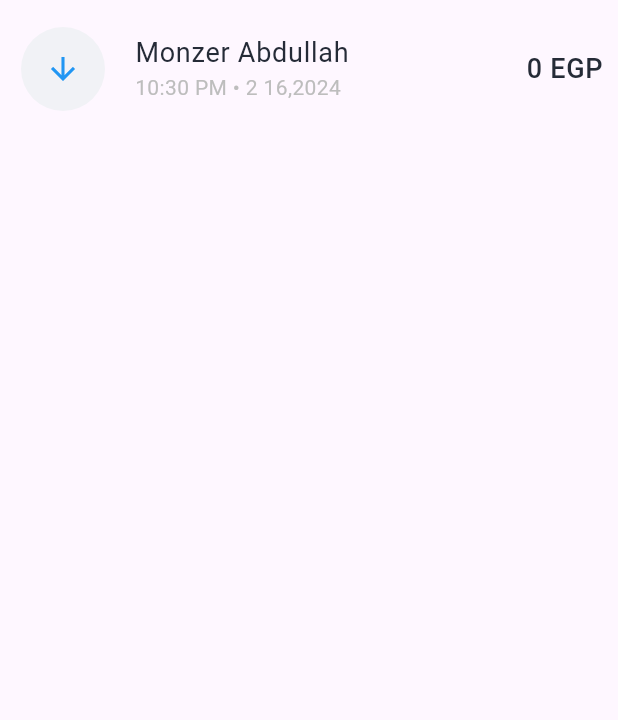
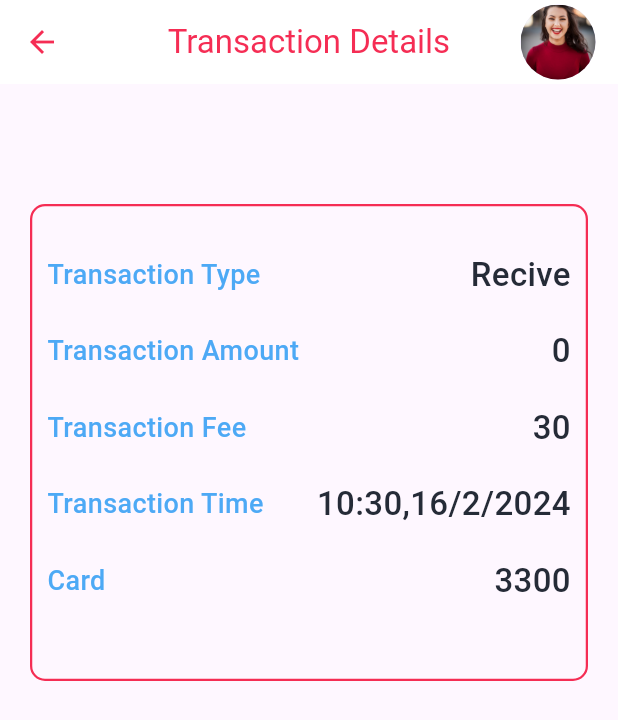
Before and after one commit to monzerabdullah/katib_kashi, a Flutter app: the TransactionWidget widget shown alone on an empty page, opened directly with empty values, after a tap on "Monzer Abdullah", on a phone screen of 412 x 824 dp. Shown: the top 720 px of the screen. Run offline on Flutter 3.47's test engine with Material 3 defaults, Android fonts, the phone set to English and light mode, and no system bars; our stand-ins replace carousel_slider, flutter_svg.

Commit message:
changes i loose track of

```diff
--- a/lib/views/transaction_details_view.dart
+++ b/lib/views/transaction_details_view.dart
@@ -0,0 +1,193 @@
+import 'package:flutter/material.dart';
+import 'package:katib_kashi/models/transaction.dart';
+import 'package:katib_kashi/utils/constants.dart';
+
+class TransactionDetailsView extends StatelessWidget {
+  const TransactionDetailsView({
+    required this.dateTime,
+    required this.amount,
+    required this.type,
+  });
+
+  final DateTime dateTime;
+  final int amount;
+  final TransactionType type;
+
+  @override
+  Widget build(BuildContext context) {
+    return Scaffold(
+      appBar: AppBar(
+        backgroundColor: kWhite,
+        leading: IconButton(
+          onPressed: () {
+            Navigator.of(context).pop();
+          },
+          icon: const Icon(
+            Icons.arrow_back,
+            color: kPrimary,
+          ),
+        ),
+        title: const Text(
+          'Transaction Details',
+          style: TextStyle(
+            color: kPrimary,
+          ),
+        ),
+        centerTitle: true,
+        actions: const [
+          CircleAvatar(
+            radius: 25,
+            backgroundImage: AssetImage('assets/images/user_avatar.jpg'),
+          ),
+          SizedBox(
+            width: 15,
+          )
+        ],
+      ),
+      body: SafeArea(
+        child: Container(
+          margin: EdgeInsets.symmetric(
+            horizontal: 20,
+            vertical: 80,
+          ),
+          padding: EdgeInsets.symmetric(
+            horizontal: 10,
+            vertical: 30,
+          ),
+          decoration: BoxDecoration(
+            borderRadius: BorderRadius.circular(10),
+            border: Border.all(
+              color: kPrimary,
+              width: 1.5,
+            ),
+          ),
+          child: Column(
+            mainAxisSize: MainAxisSize.min,
+            children: [
+              Row(
+                mainAxisAlignment: MainAxisAlignment.spaceBetween,
+                children: [
+                  Text(
+                    'Transaction Type',
+                    style: TextStyle(
+                      fontWeight: FontWeight.w500,
+                      color: kSecondary.withOpacity(.8),
+                      fontSize: 18.0,
+                    ),
+                  ),
+                  Text(
+                    '${type == TransactionType.send ? 'Sending' : 'Recive'}',
+                    style: TextStyle(
+                      fontWeight: FontWeight.w500,
+                      color: kDark,
+                      fontSize: 22.0,
+                    ),
+                  ),
+                ],
+              ),
+              SizedBox(
+                height: 20,
+              ),
+              Row(
+                mainAxisAlignment: MainAxisAlignment.spaceBetween,
+                children: [
+                  Text(
+                    'Transaction Amount',
+                    style: TextStyle(
+                      fontWeight: FontWeight.w500,
+                      color: kSecondary.withOpacity(.8),
+                      fontSize: 18.0,
+                    ),
+                  ),
+                  Text(
+                    '$amount',
+                    style: TextStyle(
+                      fontWeight: FontWeight.w500,
+                      color: kDark,
+                      fontSize: 22.0,
+                    ),
+                  ),
+                ],
+              ),
+              SizedBox(
+                height: 20,
+              ),
+              Row(
+                mainAxisAlignment: MainAxisAlignment.spaceBetween,
+                children: [
+                  Text(
+                    'Transaction Fee',
+                    style: TextStyle(
+                      fontWeight: FontWeight.w500,
+                      color: kSecondary.withOpacity(.8),
+                      fontSize: 18.0,
+                    ),
+                  ),
+                  Text(
+                    '30',
+                    style: TextStyle(
+                      fontWeight: FontWeight.w500,
+                      color: kDark,
+                      fontSize: 22.0,
+                    ),
+                  ),
+                ],
+              ),
+              SizedBox(
+                height: 20,
+              ),
+              Row(
+                mainAxisAlignment: MainAxisAlignment.spaceBetween,
+                children: [
+                  Text(
+                    'Transaction Time',
+                    style: TextStyle(
+                      fontWeight: FontWeight.w500,
+                      color: kSecondary.withOpacity(.8),
+                      fontSize: 18.0,
+                    ),
+                  ),
+                  Text(
+                    '${dateTime.hour}:${dateTime.minute},${dateTime.day}/${dateTime.month}/${dateTime.year}',
+                    style: TextStyle(
+                      fontWeight: FontWeight.w500,
+                      color: kDark,
+                      fontSize: 22.0,
+                    ),
+                  ),
+                ],
+              ),
+              SizedBox(
+                height: 20,
+              ),
+              Row(
+                mainAxisAlignment: MainAxisAlignment.spaceBetween,
+                children: [
+                  Text(
+                    'Card',
+                    style: TextStyle(
+                      fontWeight: FontWeight.w500,
+                      color: kSecondary.withOpacity(.8),
+                      fontSize: 18.0,
+                    ),
+                  ),
+                  Text(
+                    '3300',
+                    style: TextStyle(
+                      fontWeight: FontWeight.w500,
+                      color: kDark,
+                      fontSize: 22.0,
+                    ),
+                  ),
+                ],
+              ),
+              SizedBox(
+                height: 20,
+              ),
+            ],
+          ),
+        ),
+      ),
+    );
+  }
+}
--- a/lib/views/transactions_view.dart
+++ b/lib/views/transactions_view.dart
@@ -3,6 +3,7 @@ import 'package:katib_kashi/main.dart';
 import 'package:katib_kashi/models/transaction.dart';
 import 'package:katib_kashi/utils/constants.dart';
 import 'package:katib_kashi/view_models/transation_view_model.dart';
+import 'package:katib_kashi/views/transaction_details_view.dart';
 import 'package:provider/provider.dart';
 
 class TransactionsView extends StatelessWidget {
@@ -115,7 +116,17 @@ class TransactionWidget extends StatelessWidget {
   @override
   Widget build(BuildContext context) {
     return InkWell(
-      onTap: () {},
+      onTap: () {
+        Navigator.of(context).push(
+          MaterialPageRoute(
+            builder: (context) => TransactionDetailsView(
+              dateTime: dateTime,
+              amount: amount,
+              type: type,
+            ),
+          ),
+        );
+      },
       child: ListTile(
         contentPadding: EdgeInsets.all(10),
         leading: CircleAvatar(
```
Also changed, not shown: 1 other file.
